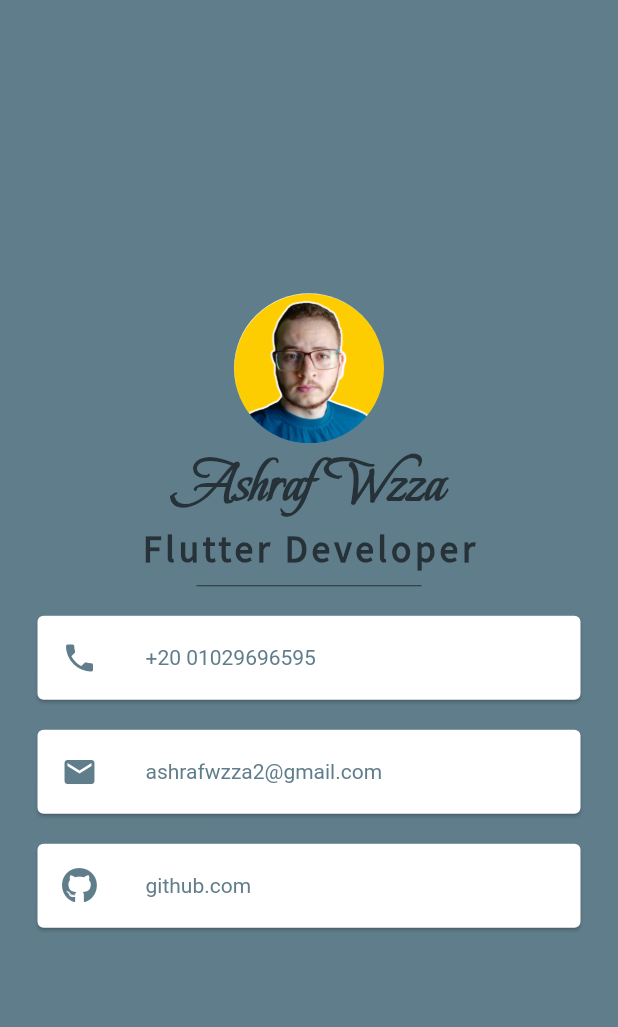
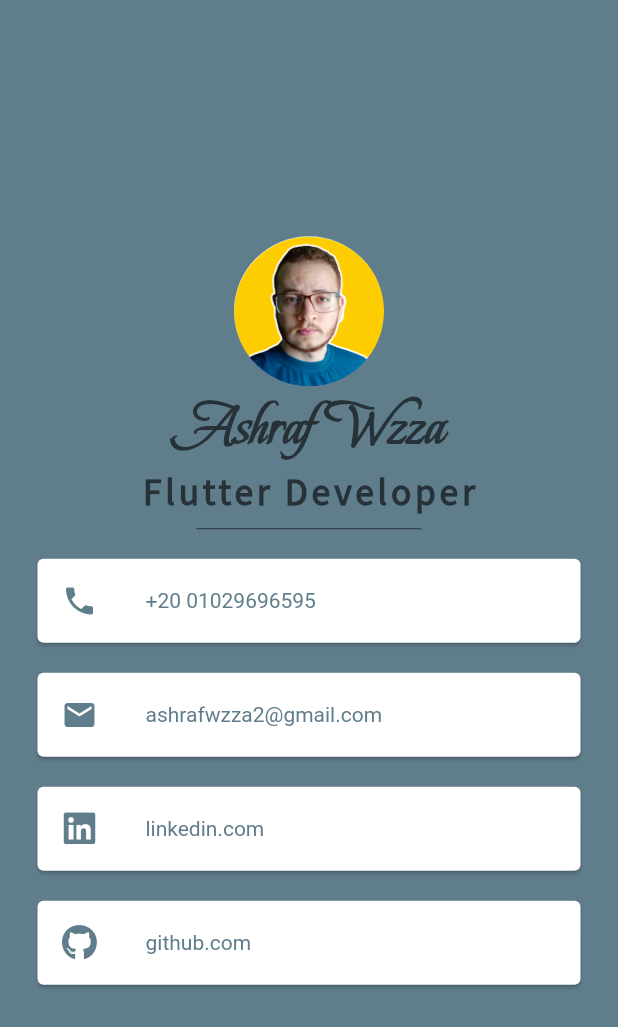
Before and after one commit to AshrafWzza/MiCard, a Flutter app: the screen it shows after launch, on a phone screen of 412 x 824 dp. Shown: the top 1027 px of the screen. Run offline on Flutter 3.47's test engine with Material 2 defaults, Android fonts, the phone set to English and light mode, and no system bars; our stand-ins replace font_awesome_flutter.

Commit message:
Add linkedin links

```diff
--- a/lib/main.dart
+++ b/lib/main.dart
@@ -2,7 +2,7 @@ import 'package:flutter/material.dart';
 import 'package:mi_card_flutter/custom_card.dart';
 import 'package:font_awesome_flutter/font_awesome_flutter.dart';
 
-enum linkType { phone, mail, github }
+enum linkType { phone, mail, linkedIn, github }
 void main() {
   runApp(const MyApp());
 }
@@ -59,6 +59,11 @@ class MyApp extends StatelessWidget {
                 icon: Icons.mail,
                 text: 'ashrafwzza2@gmail.com',
                 type: linkType.mail,
+              ),
+              const CustomCard(
+                icon: FontAwesomeIcons.linkedin,
+                text: 'linkedin.com',
+                type: linkType.linkedIn,
               ),
               const CustomCard(
                 icon: FontAwesomeIcons.github,
```
Also changed, not shown: lib/custom_card.dart (+14 -0 lines).
